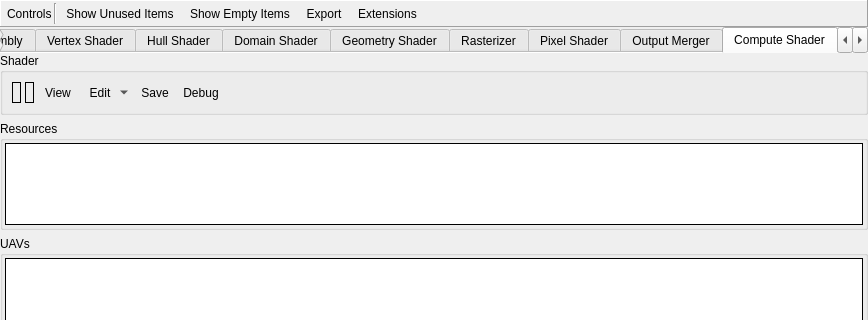
baldurk/renderdoc, file qrenderdoc/Windows/PipelineState/D3D12PipelineStateViewer.ui: the form before one commit; both pictures show x 0 to 868 and y 0 to 320 of the 868 by 574 pixel window.
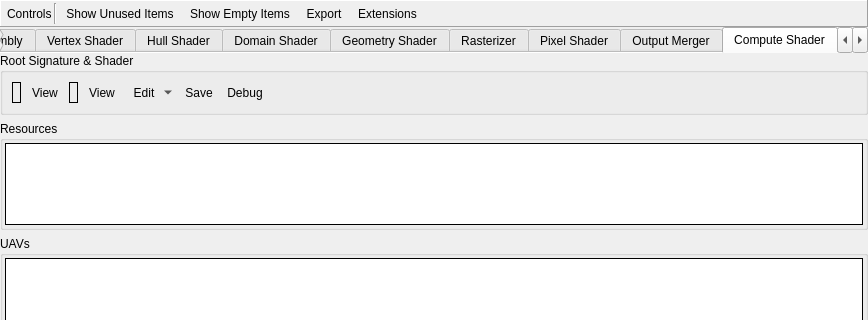
The form after the commit. Icons and pictures are not drawn. Custom widgets are drawn as their Qt base class.

Commit message: Add a descriptor viewer for showing all of a heap, root sig, or set

Diff of the .ui file:
```diff
--- a/qrenderdoc/Windows/PipelineState/D3D12PipelineStateViewer.ui
+++ b/qrenderdoc/Windows/PipelineState/D3D12PipelineStateViewer.ui
@@ -3684,7 +3684,7 @@
           </sizepolicy>
          </property>
          <property name="title">
-          <string>Shader</string>
+          <string>Root Signature &amp;&amp; Shader</string>
          </property>
          <layout class="QHBoxLayout" name="horizontalLayout_8">
           <property name="spacing">
@@ -3715,6 +3715,29 @@
                </property>
               </widget>
              </item>
+             <item>
+              <widget class="QToolButton" name="csRootSigButton">
+               <property name="cursor">
+                <cursorShape>PointingHandCursor</cursorShape>
+               </property>
+               <property name="toolTip">
+                <string>Open Root Signature View</string>
+               </property>
+               <property name="text">
+                <string>View</string>
+               </property>
+               <property name="icon">
+                <iconset resource="../../Resources/resources.qrc">
+                 <normaloff>:/action.png</normaloff>:/action.png</iconset>
+               </property>
+               <property name="toolButtonStyle">
+                <enum>Qt::ToolButtonTextBesideIcon</enum>
+               </property>
+               <property name="autoRaise">
+                <bool>true</bool>
+               </property>
+              </widget>
+             </item>
              <item>
               <widget class="RDLabel" name="csShader">
                <property name="frameShape">
```
Left out of the diff: 175 changed lines with no effect on the pictures. The commit also changes 20 other files.
